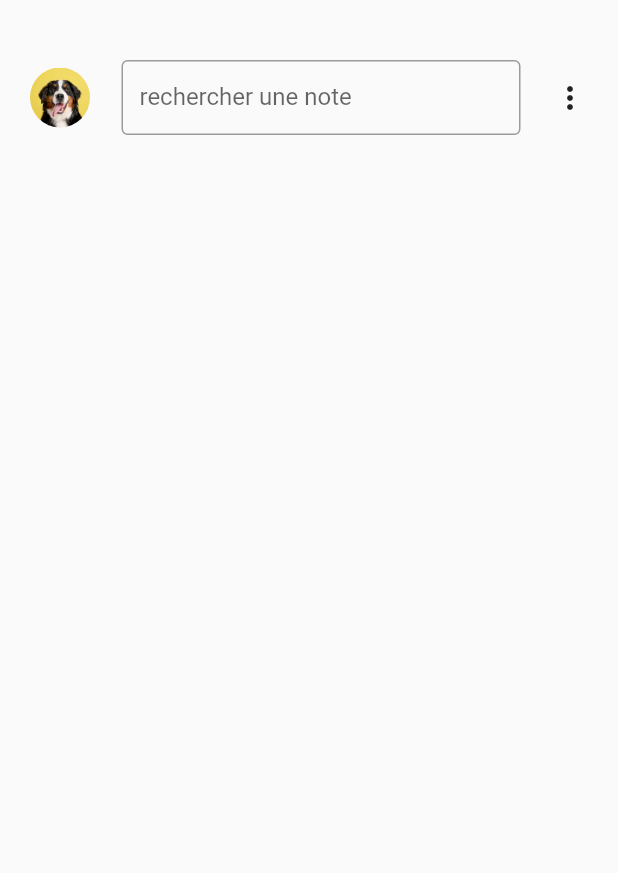
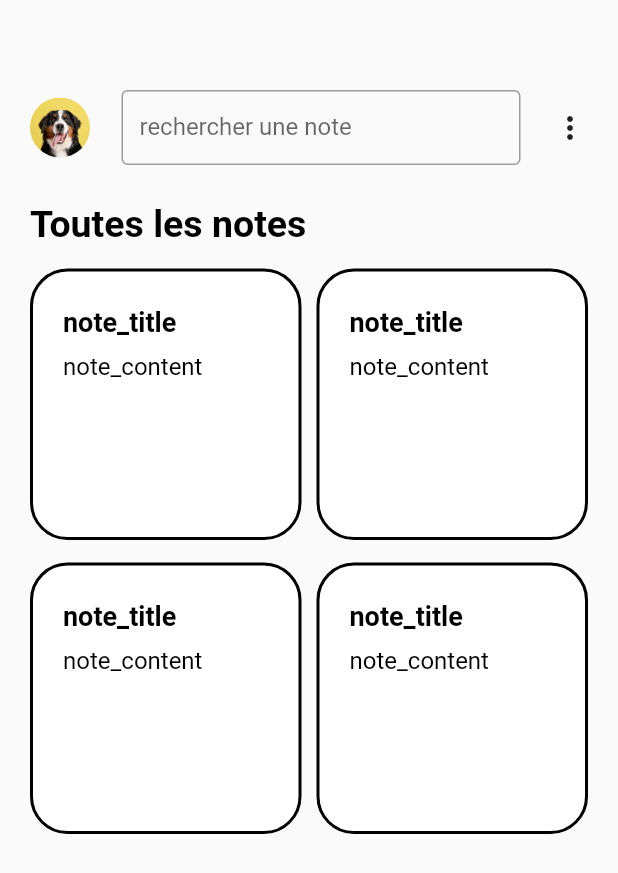
Before and after one commit to blancharSengaVita/examen-dam-janvier-2022-2023-blancharSenga-Vita-projet, a Flutter app: the screen it shows after launch, on a phone screen of 412 x 824 dp. Shown: the top 873 px of the screen. Run offline on Flutter 3.47's test engine with Material 2 defaults, Android fonts, the phone set to English and light mode, and no system bars; Roboto replaces fonts that are missing (SF Pro).

Commit message:
Making Galerie of note

```diff
--- a/lib/screens/home.dart
+++ b/lib/screens/home.dart
@@ -12,16 +12,138 @@ class Home extends StatelessWidget {
 
   @override
   Widget build(BuildContext context) {
-    return  Scaffold(
+    return Scaffold(
         body: Padding(
-          padding: const EdgeInsets.only(top: kDefaultWidth, bottom: kDefaultWidth),
-          child: Column(
+      padding: const EdgeInsets.only(top: kMargin * 3, bottom: kMargin),
+      child: Column(
+        children: [
+          const NavBar(),
+          const SizedBox(
+            height: 25,
+          ),
+          Row(
             children: const [
-              NavBar(),
-              // AddNoteButton(),
+              SizedBox(
+                width: 20,
+              ),
+               Text(
+                "Toutes les notes",
+                style: kTitleStyle,
+                textAlign: TextAlign.left,
+              ),
             ],
           ),
-
-        ));
+          GridView.count(
+            padding: const EdgeInsets.symmetric(vertical: kMargin/1.33, horizontal: kMargin),
+            crossAxisCount: 2,
+            mainAxisSpacing: 15,
+            crossAxisSpacing: 10,
+            shrinkWrap: true,
+            // physics: NeverScrollableScrollPhysics(),
+            children: [
+              Container(
+                padding:
+                    const EdgeInsets.symmetric(vertical: 23, horizontal: 20),
+                // margin: const EdgeInsets.all(20),
+                decoration: BoxDecoration(
+                    borderRadius: BorderRadius.circular(25),
+                    color: Colors.white,
+                    border: Border.all(
+                      style: BorderStyle.solid,
+                      width: 2,
+                    )),
+                child: Column(
+                  crossAxisAlignment: CrossAxisAlignment.start,
+                  children: const [
+                    Text(
+                      "note_title",
+                      style: kNoteTitleStyle,
+                    ),
+                    SizedBox(
+                      height: 10,
+                    ),
+                    Text("note_content", style: kMainTextStyle)
+                  ],
+                ),
+              ),
+              Container(
+                padding:
+                const EdgeInsets.symmetric(vertical: 23, horizontal: 20),
+                // margin: const EdgeInsets.all(20),
+                decoration: BoxDecoration(
+                    borderRadius: BorderRadius.circular(25),
+                    color: Colors.white,
+                    border: Border.all(
+                      style: BorderStyle.solid,
+                      width: 2,
+                    )),
+                child: Column(
+                  crossAxisAlignment: CrossAxisAlignment.start,
+                  children: const [
+                    Text(
+                      "note_title",
+                      style: kNoteTitleStyle,
+                    ),
+                    SizedBox(
+                      height: 10,
+                    ),
+                    Text("note_content", style: kMainTextStyle)
+                  ],
+                ),
+              ),
+              Container(
+                padding:
+                const EdgeInsets.symmetric(vertical: 23, horizontal: 20),
+                decoration: BoxDecoration(
+                    borderRadius: BorderRadius.circular(25),
+                    color: Colors.white,
+                    border: Border.all(
+                      style: BorderStyle.solid,
+                      width: 2,
+                    )),
+                child: Column(
+                  crossAxisAlignment: CrossAxisAlignment.start,
+                  children: const [
+                    Text(
+                      "note_title",
+                      style: kNoteTitleStyle,
+                    ),
+                    SizedBox(
+                      height: 10,
+                    ),
+                    Text("note_content", style: kMainTextStyle)
+                  ],
+                ),
+              ),
+              Container(
+                padding:
+                const EdgeInsets.symmetric(vertical: 23, horizontal: 20),
+                // margin: const EdgeInsets.all(20),
+                decoration: BoxDecoration(
+                    borderRadius: BorderRadius.circular(25),
+                    color: Colors.white,
+                    border: Border.all(
+                      style: BorderStyle.solid,
+                      width: 2,
+                    )),
+                child: Column(
+                  crossAxisAlignment: CrossAxisAlignment.start,
+                  children: const [
+                    Text(
+                      "note_title",
+                      style: kNoteTitleStyle,
+                    ),
+                    SizedBox(
+                      height: 10,
+                    ),
+                    Text("note_content", style: kMainTextStyle)
+                  ],
+                ),
+              ),
+            ],
+          )
+        ],
+      ),
+    ));
   }
 }
--- a/lib/styles/constants.dart
+++ b/lib/styles/constants.dart
@@ -1,14 +1,36 @@
-  import 'package:flutter/material.dart';
+import 'package:flutter/material.dart';
 
 const double kMargin = 20;
 const double kDefaultWidth = 40;
-const  kMainTextColor = Color(0xFF000000);
+const double kSpaceBetweenNavBar = 11;
+const kMainTextColor = Color(0xFF000000);
 const kMainBackgroundColor = Color(0xFFFFFFFF);
 
 
-const kLoginInputTextStyle = TextStyle(
-  fontSize: 17.0,
-  color: kMainTextColor,
-  fontWeight: FontWeight.w400,
-  decoration: TextDecoration.none,
+const kBigTitleStyle = TextStyle(
+    fontSize: 35,
+    color : kMainTextColor,
+    fontWeight: FontWeight.bold,
+    decoration: TextDecoration.none
 );
+
+const kTitleStyle = TextStyle(
+    fontSize: 25,
+    color : kMainTextColor,
+    fontWeight: FontWeight.bold,
+    decoration: TextDecoration.none
+);
+
+const kNoteTitleStyle = TextStyle(
+    fontSize: 18,
+    color : kMainTextColor,
+    fontWeight: FontWeight.bold,
+    decoration: TextDecoration.none
+);
+
+const kMainTextStyle = TextStyle(
+    fontSize: 16,
+    color : kMainTextColor,
+    fontWeight: FontWeight.normal,
+    decoration: TextDecoration.none
+);
```
